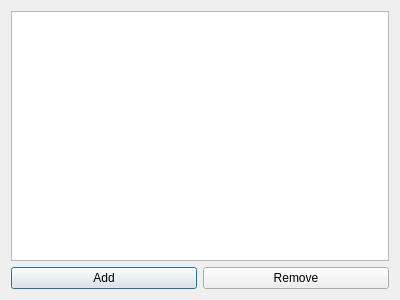
Qt form topicsdialog.ui (lucianodato/JI-quotes) before a commit.
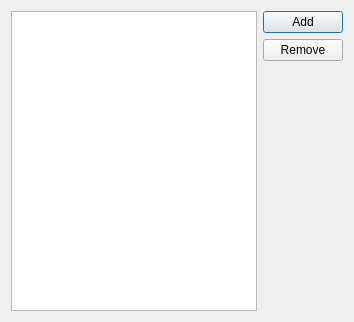
The same form after that commit.

Commit message: UI detailing and added toolbar to simplify a bit. Added close event for MainWindow

Diff of the .ui file:
```diff
--- a/topicsdialog.ui
+++ b/topicsdialog.ui
@@ -6,31 +6,31 @@
    <rect>
     <x>0</x>
     <y>0</y>
-    <width>400</width>
-    <height>300</height>
+    <width>354</width>
+    <height>322</height>
    </rect>
   </property>
   <property name="windowTitle">
    <string>Topics</string>
   </property>
   <layout class="QGridLayout" name="gridLayout">
-   <item row="0" column="0" colspan="2">
-    <widget class="QListView" name="listView"/>
-   </item>
-   <item row="1" column="0">
-    <widget class="QPushButton" name="pushButton">
+   <item row="0" column="2">
+    <widget class="QPushButton" name="AddTopic">
      <property name="text">
       <string>Add</string>
      </property>
     </widget>
    </item>
-   <item row="1" column="1">
-    <widget class="QPushButton" name="pushButton_2">
+   <item row="1" column="2">
+    <widget class="QPushButton" name="RemoveTopic">
      <property name="text">
       <string>Remove</string>
      </property>
     </widget>
    </item>
+   <item row="0" column="0" rowspan="4" colspan="2">
+    <widget class="QListView" name="listView"/>
+   </item>
   </layout>
  </widget>
  <resources/>
```
The commit also changes 4 other files.
